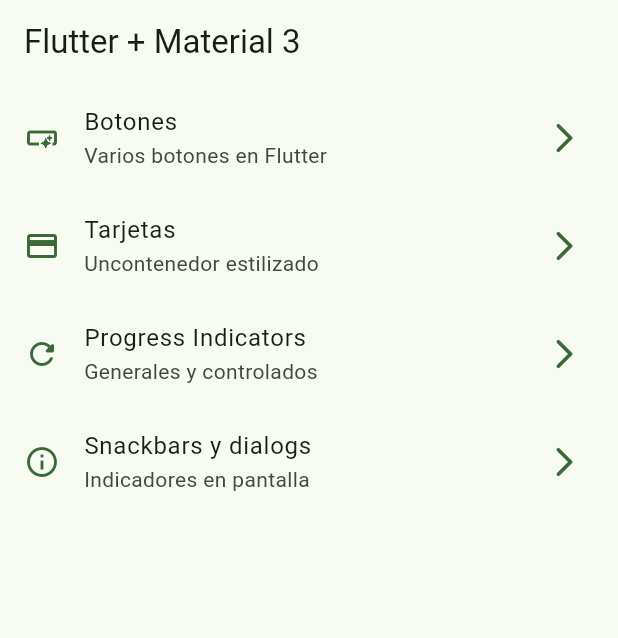
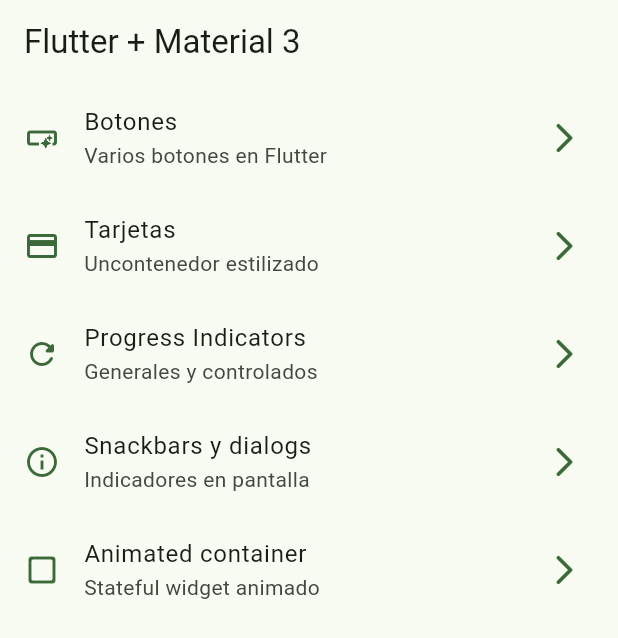
Before and after one commit to Guillermo-NH/widgets_app, a Flutter app: the screen it shows after launch, on a phone screen of 412 x 824 dp. Shown: the top 638 px of the screen. Run offline on Flutter 3.47's test engine with Material 2 defaults, Android fonts, the phone set to English and light mode, and no system bars; our stand-ins replace go_router.

Commit message:
Animated container terminado

```diff
--- a/lib/config/menu/menu_items.dart
+++ b/lib/config/menu/menu_items.dart
@@ -34,4 +34,9 @@ const appMenuItems = <MenuItem>[
       subTitle: 'Indicadores en pantalla',
       link: '/snackbar',
       icon: Icons.info_outlined),
+  MenuItem(
+      title: 'Animated container',
+      subTitle: 'Stateful widget animado',
+      link: '/animated',
+      icon: Icons.check_box_outline_blank_rounded),
 ];
--- a/lib/config/router/app_router.dart
+++ b/lib/config/router/app_router.dart
@@ -1,6 +1,4 @@
 import 'package:go_router/go_router.dart';
-import 'package:widgets_app/presentation/screens/animated/animated_screen.dart';
-import 'package:widgets_app/presentation/screens/app_tutorial/app_tutorial_screen.dart';
 import 'package:widgets_app/presentation/screens/screen.dart';
 
 // GoRouter configuration
```
Also changed, not shown: lib/presentation/screens/animated/animated_screen.dart (+40 -2 lines).
